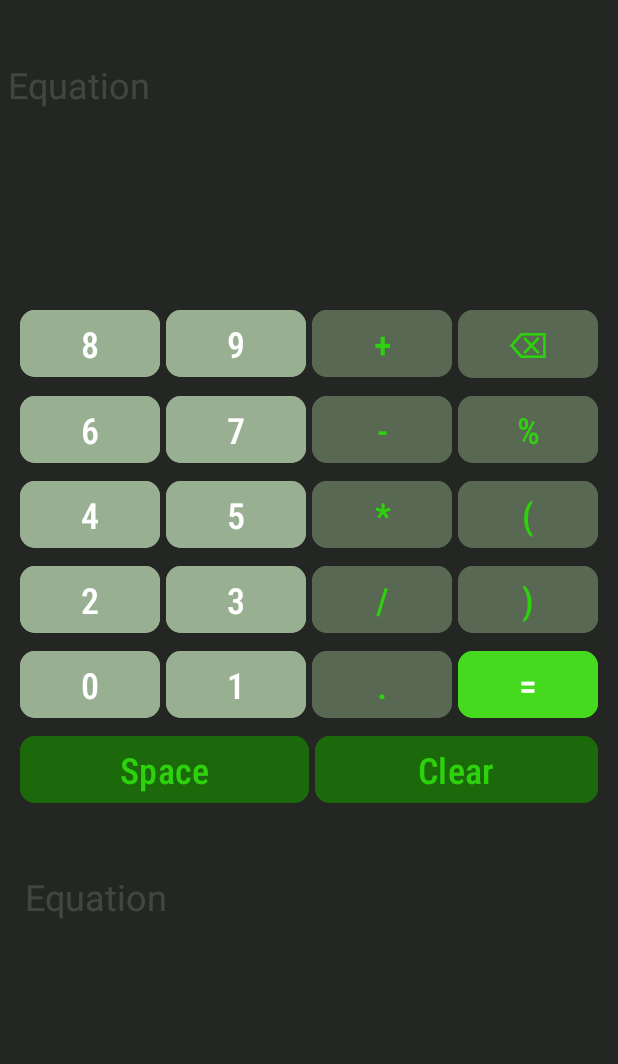
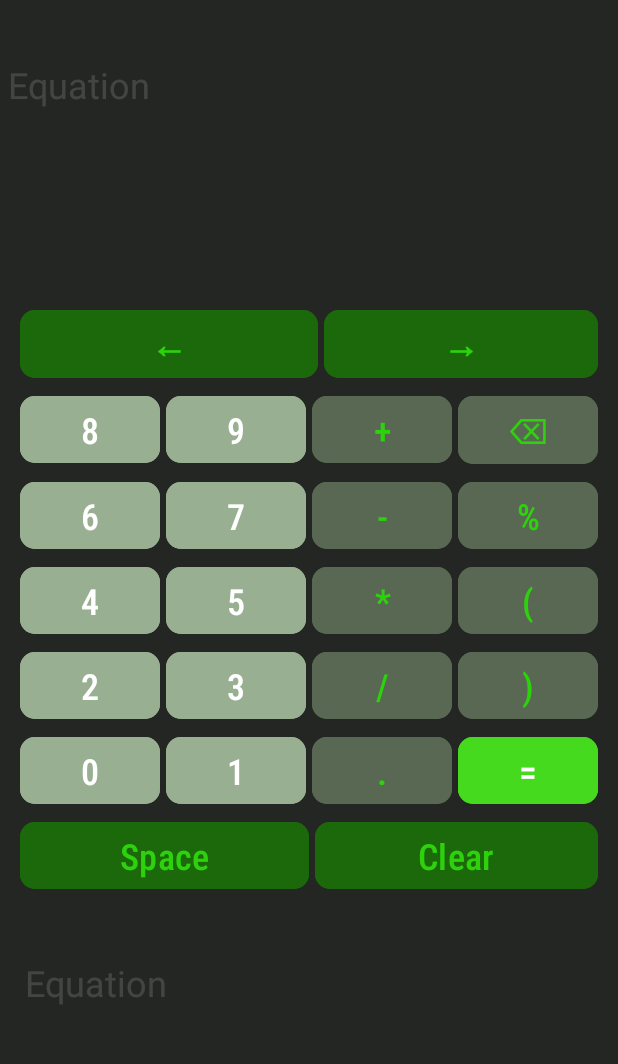
Before and after one commit to Rock68ir/Calculator, an Android app: the screen it shows after launch (MainActivity), on a phone screen of 412 x 824 dp, the part 59-1123 px from its top. Run offline under Robolectric (Android 15) with nearby library versions, the phone set to English and light mode, and no system bars.

Commit message:
Add cursor position moving buttons and change edittexts font size

```diff
--- a/app/src/main/java/com/example/calculator/MainActivity.java
+++ b/app/src/main/java/com/example/calculator/MainActivity.java
@@ -80,4 +80,20 @@ public class MainActivity extends AppCompatActivity {
         else
             outputEquation.setText(R.string.entered_equation_is_not_valid);
     }
+
+    public void BackPosBtnClicked(View view) {
+        EditText inputEquation = findViewById(R.id.inputEquation);
+        int cursorPosition = inputEquation.getSelectionStart();
+        if(cursorPosition != 0)
+            inputEquation.setSelection(cursorPosition-1);
+        inputEquation.setPressed(true);
+    }
+
+    public void NextPosBtnClicked(View view) {
+        EditText inputEquation = findViewById(R.id.inputEquation);
+        int cursorPosition = inputEquation.getSelectionStart();
+        if(cursorPosition != inputEquation.getText().length())
+            inputEquation.setSelection(cursorPosition+1);
+        inputEquation.setPressed(true);
+    }
 }
--- a/app/src/main/res/layout/activity_main.xml
+++ b/app/src/main/res/layout/activity_main.xml
@@ -18,7 +18,7 @@
         android:layout_marginEnd="5dp"
         android:autofillHints=""
         android:background="@android:color/transparent"
-        android:clickable="true"
+        android:clickable="false"
         android:editable="false"
         android:ems="10"
         android:focusable="false"
@@ -54,6 +54,42 @@
         app:layout_constraintEnd_toEndOf="parent"
         app:layout_constraintStart_toStartOf="parent"
         app:layout_constraintTop_toBottomOf="@+id/inputEquation">
+
+        <LinearLayout
+            android:layout_width="match_parent"
+            android:layout_height="wrap_content"
+            android:orientation="horizontal">
+
+            <Button
+                android:id="@+id/BackPosBtn"
+                android:layout_width="104dp"
+                android:layout_height="wrap_content"
+                android:layout_margin="2dp"
+                android:layout_weight="1"
+                android:backgroundTint="#1c690b"
+                android:fontFamily="sans-serif-condensed-medium"
+                android:onClick="BackPosBtnClicked"
+                android:text="←"
+                android:textColor="#2dd20d"
+                android:textSize="24sp"
+                android:textStyle="bold"
+                app:cornerRadius="10dp" />
+
+            <Button
+                android:id="@+id/NextPosBtn"
+                android:layout_width="wrap_content"
+                android:layout_height="wrap_content"
+                android:layout_margin="2dp"
+                android:layout_weight="1"
+                android:backgroundTint="#1c690b"
+                android:fontFamily="sans-serif-condensed-medium"
+                android:onClick="NextPosBtnClicked"
+                android:text="→"
+                android:textColor="#2dd20d"
+                android:textSize="24sp"
+                android:textStyle="bold"
+                app:cornerRadius="10dp" />
+        </LinearLayout>
 
         <LinearLayout
             android:layout_width="match_parent"
```
